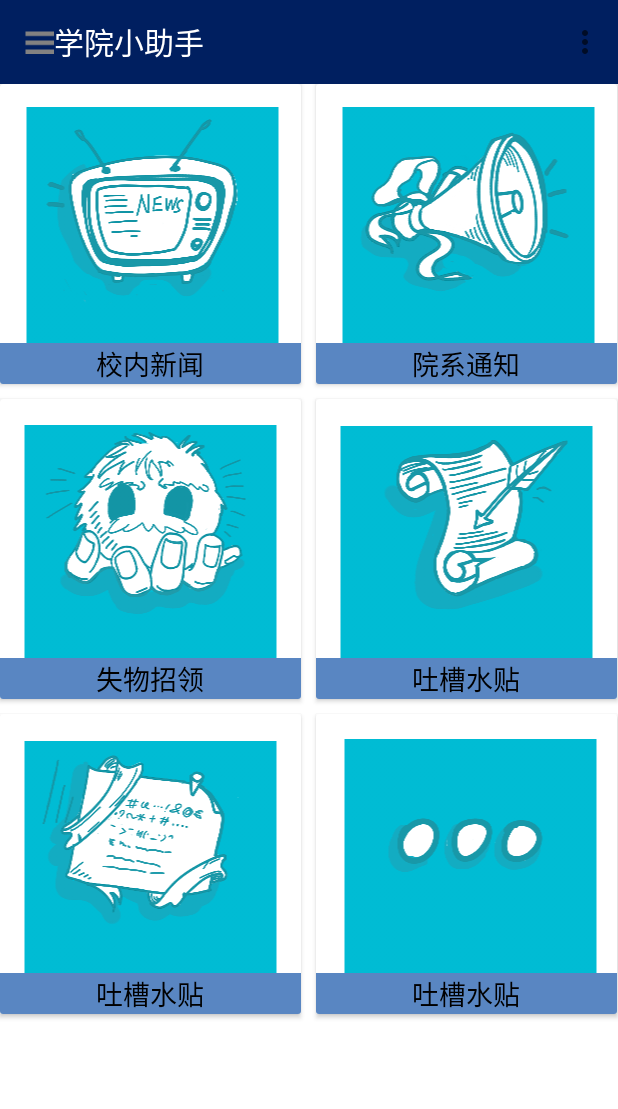
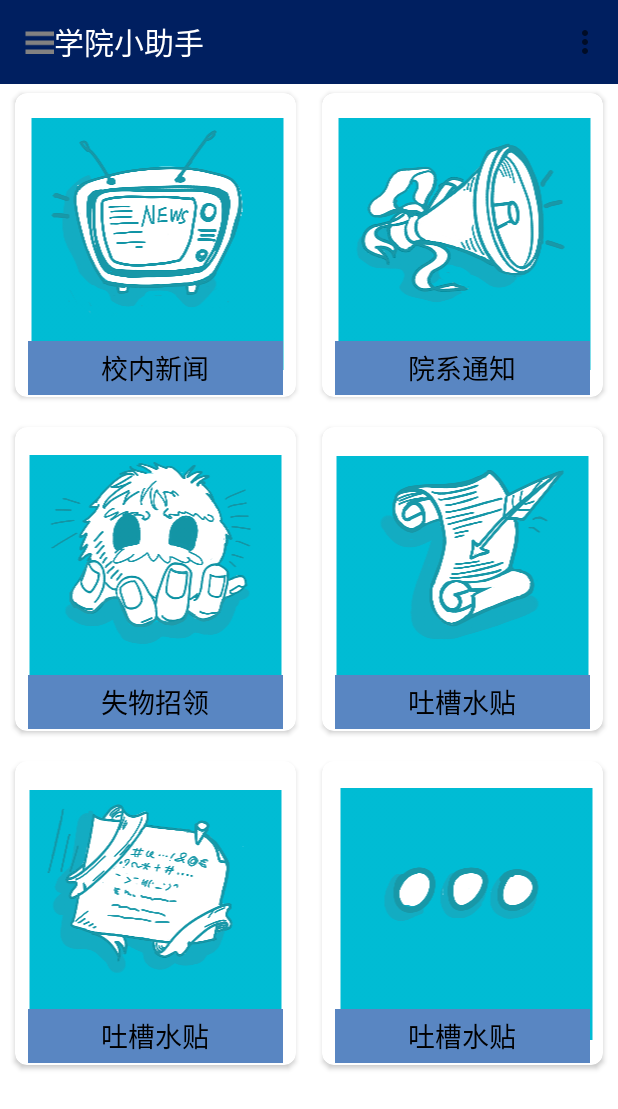
Before and after one commit to JDLINLC/-, an Android app: the screen it shows after launch (MainActivity), on a phone screen of 412 x 824 dp. Shown: the top 1109 px of the screen. Run offline under Robolectric (Android 15) with nearby library versions, the phone set to English and light mode, and no system bars.

Commit message:
修改适配

```diff
--- a/app/src/main/java/com/example/jdlin/cshelper/MainActivity.java
+++ b/app/src/main/java/com/example/jdlin/cshelper/MainActivity.java
@@ -27,6 +27,7 @@ public class MainActivity extends ActionBarActivity{
         setSupportActionBar(toolbar);
         GridView gridView = (GridView)findViewById(R.id.gridview);
         ArrayList<HashMap<String,Object>>IstImageItem = new ArrayList<HashMap<String,Object>>();
+
         HashMap<String,Object> map1 =new HashMap<String,Object>();
         map1.put("ItemImage",R.mipmap.part1);
         map1.put("ItemText", "校内新闻");
--- a/app/src/main/res/layout/activity_main.xml
+++ b/app/src/main/res/layout/activity_main.xml
@@ -7,10 +7,13 @@
     <GridView xmlns:android="http://schemas.android.com/apk/res/android"
         android:layout_width="wrap_content" android:layout_height="fill_parent"
         android:id="@+id/gridview"
+        android:paddingLeft="5dp"
+        android:paddingRight="5dp"
         android:numColumns="2"
-        android:verticalSpacing="10dp"
-        android:horizontalSpacing="10dp"
+        android:verticalSpacing="8dp"
+        android:horizontalSpacing="8dp"
         android:columnWidth="90dp"
+        android:minWidth="100dp"
         android:stretchMode="columnWidth"
         android:gravity="center"
         android:layout_below="@+id/include" />
--- a/app/src/main/res/layout/item.xml
+++ b/app/src/main/res/layout/item.xml
@@ -2,28 +2,32 @@
 <android.support.v7.widget.CardView xmlns:android="http://schemas.android.com/apk/res/android"
     xmlns:card_view="http://schemas.android.com/apk/res-auto"
     android:id="@+id/card_view"
-    android:background="#5986c2"
     android:orientation="vertical"
-    android:layout_width="fill_parent"
-    android:layout_height="fill_parent">
+    android:layout_width="match_parent"
+    card_view:cardCornerRadius="8dp"
+    card_view:contentPadding="1dp"
+    card_view:cardPreventCornerOverlap="true"
+    card_view:cardUseCompatPadding="true"
+    android:layout_height="match_parent">
+
+
         <ImageView
-            android:layout_width="match_parent"
-            android:layout_height="match_parent"
+            android:layout_width="250dp"
+            android:layout_height="200dp"
             android:id="@+id/ItemImage"
             android:src="@mipmap/part1"
-            android:layout_gravity="right|center_vertical">
+            android:layout_gravity="top|center">
         </ImageView>
 
         <TextView
-            android:layout_width="match_parent"
-            android:layout_height="wrap_content"
+            android:layout_width="170dp"
+            android:layout_height="36dp"
             android:text="@string/title"
             android:layout_gravity="center_horizontal|bottom"
             android:id="@+id/ItemText"
             android:background="#5986c2"
-            android:gravity="center_horizontal"
+            android:gravity="center"
             android:textSize="18dp">
         </TextView>
 
-
 </android.support.v7.widget.CardView>
```
